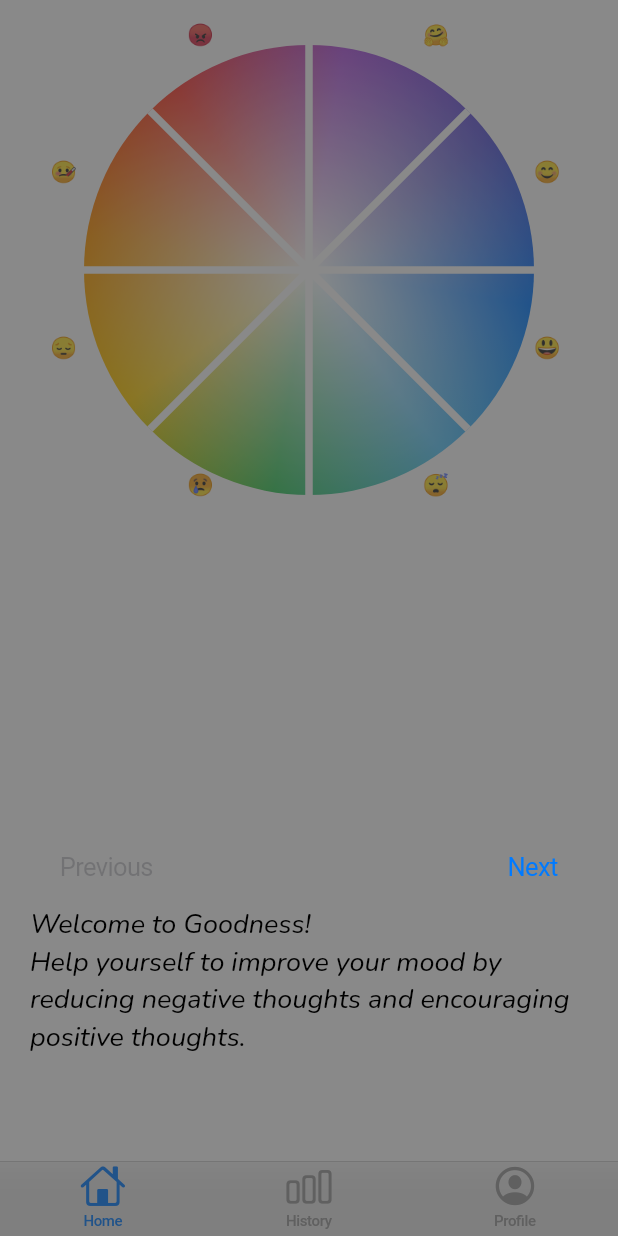
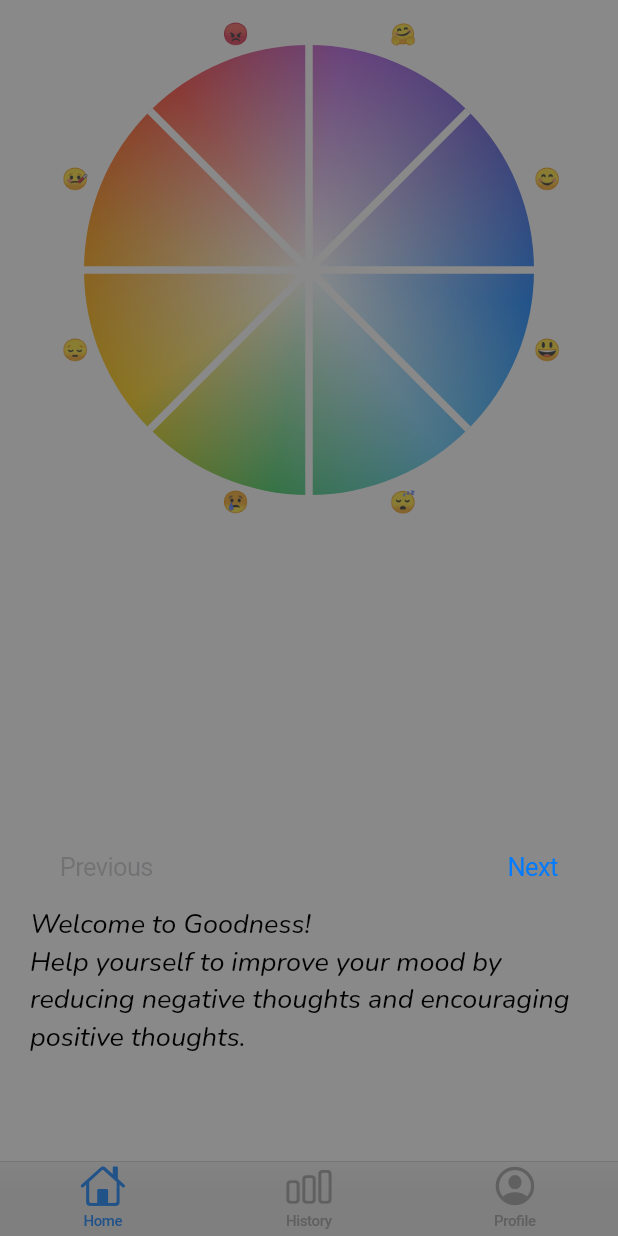
Before and after one commit to omparaday/goodness, a Flutter app: the screen it shows after launch, on a phone screen of 412 x 824 dp. Run offline on Flutter 3.47's test engine with Material 2 defaults, Android fonts, the phone set to English and light mode, and no system bars; our stand-ins replace google_fonts, shared_preferences, sprintf; missing offline and left inert: shared_preferences_web; Roboto replaces fonts that are missing (EmojiOne).

Commit message:
Rearranging emojis

```diff
--- a/lib/history.dart
+++ b/lib/history.dart
@@ -199,7 +199,7 @@ class _HistoryPageState extends State<HistoryPage> {
           title: Text('${getDisplayDate(datetime)}'),
           content: Column(
             children: [
-              MoodCircle(diameter / 2, 15, 75, radius / (2 * math.sqrt2),
+              MoodCircle(diameter / 2, inset, radius/2, sideOfSquare/2,
                   ProcessState.Completed, () => {}, dd.x / 2, dd.y / 2),
               DecoratedText(
                 dd.about.isEmpty
--- a/lib/home.dart
+++ b/lib/home.dart
@@ -30,7 +30,7 @@ class HomePage extends StatefulWidget {
 const double diameter = 300;
 const double inset = 30;
 const double radius = diameter / 2;
-const double sideOfSquare = diameter / (2 * math.sqrt2);
+const double sideOfSquare = radius / math.sqrt2;
 
 class _HomePageState extends State<HomePage> with WidgetsBindingObserver {
   double _x = radius, _y = radius;
--- a/lib/widgets/MoodCircle.dart
+++ b/lib/widgets/MoodCircle.dart
@@ -31,7 +31,7 @@ class MoodCircle extends StatelessWidget {
       ..layout())
         .size;
     Widget bigCircle = Container(
-      margin: EdgeInsets.all(inset),
+      margin: EdgeInsets.only(left: inset-10, right: inset-10, top: inset, bottom: inset),
       width: diameter,
       height: diameter,
       decoration: BoxDecoration(
@@ -94,46 +94,47 @@ class MoodCircle extends StatelessWidget {
     return Column(
       children: <Widget>[
         Stack(
+          fit: StackFit.passthrough,
           children: <Widget>[
             bigCircle,
             Positioned(
-              top: sideOfSquare,
-              left: diameter + inset,
+              top: inset + radius - (sideOfSquare/2 + smileySize.height),
+              left: diameter + inset - 10,
               child: getEmoji("😊", context),
             ),
             Positioned(
-              top: diameter - sideOfSquare + inset,
-              left: diameter + inset,
+              top: inset + radius + sideOfSquare/2 - smileySize.height/2,
+              left: diameter + inset - 10,
               child: getEmoji("😃", context),
             ),
             Positioned(
-              top: diameter + inset / 2,
-              left: radius + sideOfSquare,
+              top: diameter + inset - smileySize.height/4,
+              left: inset + diameter - (sideOfSquare),
               child: getEmoji("😴", context),
             ),
             Positioned(
-              top: diameter + inset / 2,
-              left: sideOfSquare - smileySize.width/2,
+              top: diameter + inset - smileySize.height/4,
+              left: inset + radius - (sideOfSquare/2 + smileySize.width),
               child: getEmoji("😢", context),
             ),
             Positioned(
-              top: diameter - sideOfSquare + inset,
-              left: (inset / 2) - smileySize.width/2,
+              top: inset + radius + sideOfSquare/2 - smileySize.height/2,
+              left: inset - (10 + smileySize.width),
               child: getEmoji("😔", context),
             ),
             Positioned(
-              top: sideOfSquare,
-              left: (inset / 2) - smileySize.width/2,
+              top: inset + radius - (sideOfSquare/2 + smileySize.height),
+              left: inset - (10 + smileySize.width),
               child: getEmoji("🤒", context),
             ),
             Positioned(
-              top: inset / 2,
-              left: sideOfSquare - smileySize.width/2,
+              top: inset - smileySize.height,
+              left: inset + radius - (sideOfSquare/2 + smileySize.width),
               child: getEmoji("😡", context),
             ),
             Positioned(
-              top: inset / 2,
-              left: radius + sideOfSquare,
+              top: inset - smileySize.height,
+              left: inset + diameter - (sideOfSquare),
               child: getEmoji("🤗", context),
             ),
           ],
```
